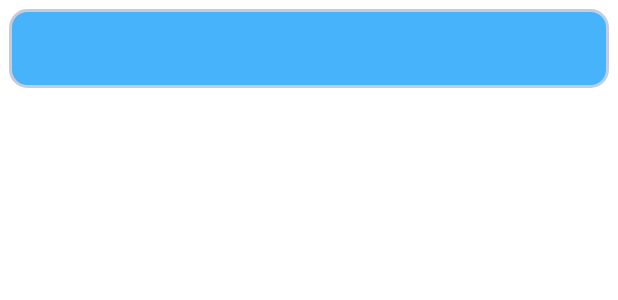
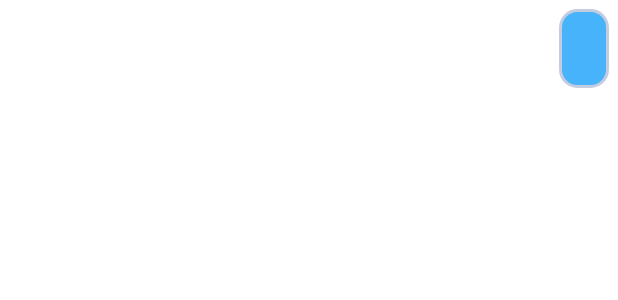
Before and after one commit to Geekenex/PhishNet, an Android app: the layout message_view_item.xml on its own in the app's theme, with its tools: preview values and no code run, on a phone screen of 412 x 824 dp. Shown: the top 300 px of the screen. Run offline under Robolectric (Android 15) with nearby library versions, the phone set to English and light mode, and no system bars.

Commit message:
added floating chat bubbles

```diff
--- a/AndroidApplication/app/src/main/res/layout/message_view_item.xml
+++ b/AndroidApplication/app/src/main/res/layout/message_view_item.xml
@@ -5,11 +5,11 @@
     android:layout_width="match_parent"
     android:layout_height="wrap_content"
     android:layout_margin="6dp"
->
+    android:gravity="right">
 
     <LinearLayout
         android:id="@+id/innerLayout"
-        android:layout_width="match_parent"
+        android:layout_width="wrap_content"
         android:layout_height="wrap_content"
         android:background="@drawable/blue_shape"
         android:orientation="horizontal">
@@ -19,8 +19,8 @@
             android:layout_width="wrap_content"
             android:layout_height="wrap_content"
             android:background="#00FFFFFF"
+            android:gravity="start"
             android:padding="12dp"
-            android:gravity="start"
             tools:text="@tools:sample/lorem[4]" />
     </LinearLayout>
 
```
Also changed, not shown: AndroidApplication/app/src/main/java/com/example/phishnet/MessagesRecyclerAdapter.java (+5 -5 lines).
